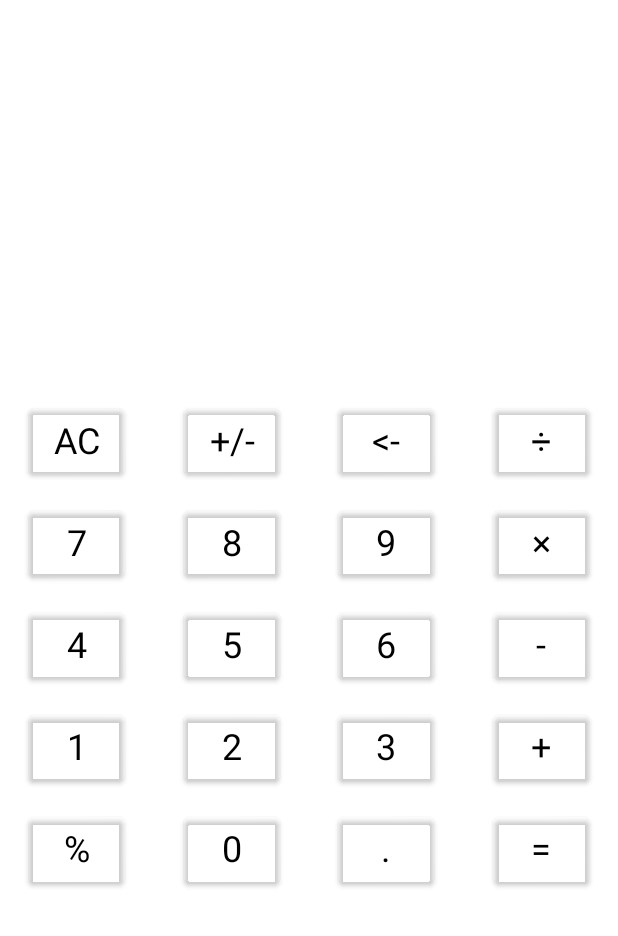
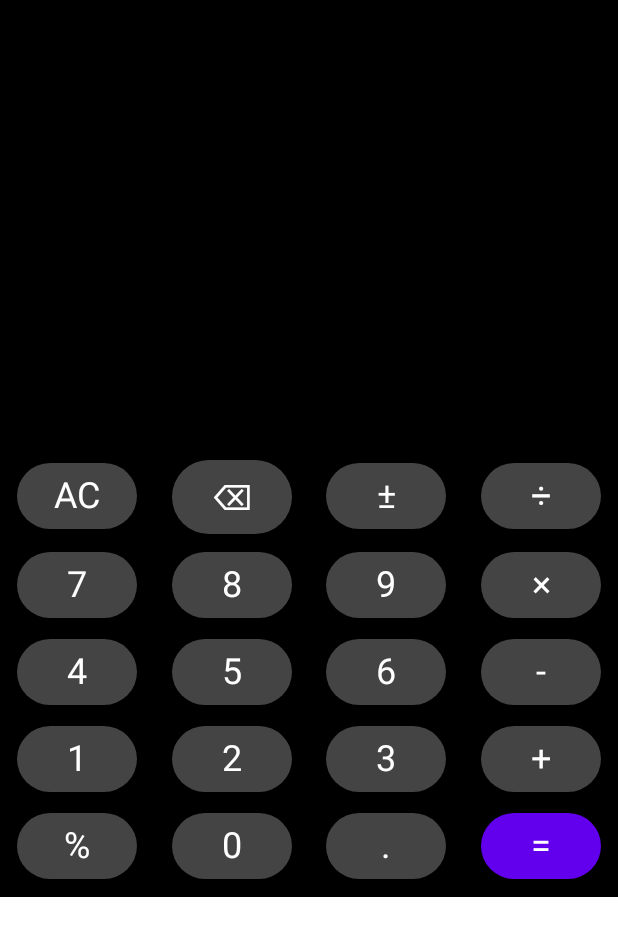
Before and after one commit to EuNemna/Calculator2, an Android app built with Jetpack Compose: the screen it shows after launch (MainActivity), on a phone screen of 412 x 824 dp. Shown: the top 936 px of the screen. Run offline under Robolectric (Android 15) with nearby library versions, the phone set to English and light mode, and no system bars.

Commit message:
design change

```diff
--- a/app/src/main/java/com/example/calculatorv2/MainActivity.kt
+++ b/app/src/main/java/com/example/calculatorv2/MainActivity.kt
@@ -4,6 +4,7 @@ import kotlin.text.*
 import android.os.Bundle
 import androidx.activity.ComponentActivity
 import androidx.activity.compose.setContent
+import androidx.compose.foundation.BorderStroke
 import androidx.compose.ui.Modifier
 import androidx.compose.ui.tooling.preview.Preview
 import androidx.compose.ui.unit.dp
@@ -15,10 +16,14 @@ import androidx.compose.foundation.lazy.LazyColumn
 import androidx.compose.foundation.lazy.items
 import androidx.compose.foundation.background
 import androidx.compose.foundation.layout.*
+import androidx.compose.foundation.shape.CircleShape
 import androidx.compose.runtime.*
 import androidx.compose.runtime.saveable.rememberSaveable
 import androidx.compose.ui.Alignment
 import com.example.calculatorv2.ui.theme.CalculatorV2Theme
+import com.example.calculatorv2.ui.theme.Purple200
+import com.example.calculatorv2.ui.theme.Purple500
+import com.example.calculatorv2.ui.theme.Purple700
 
 class MainActivity : ComponentActivity() {
     override fun onCreate(savedInstanceState: Bundle?) {
@@ -49,16 +54,10 @@ fun Greeting(name: String) {
         modifier = Modifier
             .padding(15.dp)
             .background(color = Color.Transparent),
-        style = MaterialTheme.typography.h3,
+        style = MaterialTheme.typography.h2,
+        color = Color.White
     )
 }
-
-//@Composable
-//fun NameList(name: String, modifier: Modifier = Modifier) {
-//    LazyColumn(modifier = modifier) {
-//        Greeting(name)
-//    }
-//}
 
 fun equation(equation: String): String {
     val replacedValue = equation.replace("×", "*").replace("÷", "/")
@@ -120,6 +119,14 @@ fun delete(equation: String):String {
     return equation
 }
 
+fun checkDuplicate(operator: String): String {
+    if (operator[operator.lastIndex - 1] == operator[operator.lastIndex]) {
+        return operator.dropLast(1)
+    }
+
+    return operator
+}
+
 fun checkIfNegative(equation: String): String {
     if (equation[0] == '-') {
         return equation.removeRange(0, 1)
@@ -148,7 +155,7 @@ fun Counter(count: String, onCountChange: (String) -> Unit) {
         modifier = Modifier
             .fillMaxWidth()
             .background(color = Color.Transparent)
-            .padding(top = 110.dp),
+            .padding(top = 130.dp),
         horizontalAlignment = Alignment.End,
         verticalArrangement = Arrangement.Bottom,
     ) {
@@ -157,36 +164,40 @@ fun Counter(count: String, onCountChange: (String) -> Unit) {
             horizontalArrangement = Arrangement.SpaceAround
         ) {
             Button(onClick = { onCountChange("") },
-                colors = ButtonDefaults.buttonColors(Color.Transparent),
+                colors = ButtonDefaults.buttonColors(Color.DarkGray),
                 modifier = Modifier
-                    .clip(shape = RoundedCornerShape(10.dp))
-                    .padding(10.dp),
+                    .width(80.dp)
+                    .padding(top = 10.dp)
+                ,shape = CircleShape
             ) {
-                Text("AC", style = MaterialTheme.typography.h5)
+                Text("AC", style = MaterialTheme.typography.h5, color = Color.White)
+            }
+            Button(onClick = { onCountChange(delete(count)) },
+                colors = ButtonDefaults.buttonColors(Color.DarkGray),
+                modifier = Modifier
+                    .width(80.dp)
+                    .padding(top = 10.dp)
+                ,shape = CircleShape
+            ) {
+                Text("⌫", style = MaterialTheme.typography.h5, color = Color.White)
             }
             Button(onClick = { onCountChange(checkIfNegative(count)) },
-                colors = ButtonDefaults.buttonColors(Color.Transparent),
+                colors = ButtonDefaults.buttonColors(Color.DarkGray),
                 modifier = Modifier
-                    .clip(shape = RoundedCornerShape(10.dp))
-                    .padding(10.dp),
+                    .width(80.dp)
+                    .padding(top = 10.dp)
+                ,shape = CircleShape
             ) {
-                Text("+/-", style = MaterialTheme.typography.h5)
+                Text("±", style = MaterialTheme.typography.h5, color = Color.White)
             }
-            Button(onClick = { onCountChange(delete(count)) },
-                colors = ButtonDefaults.buttonColors(Color.Transparent),
+            Button(onClick = { onCountChange(checkDuplicate("$count÷")) },
+                colors = ButtonDefaults.buttonColors(Color.DarkGray),
                 modifier = Modifier
-                    .clip(shape = RoundedCornerShape(10.dp))
-                    .padding(10.dp),
+                    .width(80.dp)
+                    .padding(top = 10.dp)
+                ,shape = CircleShape
             ) {
-                Text("<-", style = MaterialTheme.typography.h5)
-            }
-            Button(onClick = { onCountChange("$count÷") },
-                colors = ButtonDefaults.buttonColors(Color.Transparent),
-                modifier = Modifier
-                    .clip(shape = RoundedCornerShape(10.dp))
-                    .padding(10.dp),
-            ) {
-                Text("÷", style = MaterialTheme.typography.h5)
+                Text("÷", style = MaterialTheme.typography.h5, color = Color.White)
             }
         }
         Row(
@@ -194,36 +205,40 @@ fun Counter(count: String, onCountChange: (String) -> Unit) {
             horizontalArrangement = Arrangement.SpaceAround
         ) {
             Button(onClick = { onCountChange(count + "7") },
-                colors = ButtonDefaults.buttonColors(Color.Transparent),
+                colors = ButtonDefaults.buttonColors(Color.DarkGray),
                 modifier = Modifier
-                    .clip(shape = RoundedCornerShape(10.dp))
-                    .padding(10.dp),
+                    .width(80.dp)
+                    .padding(top = 10.dp)
+                ,shape = CircleShape
             ) {
-                Text("7", style = MaterialTheme.typography.h5)
+                Text("7", style = MaterialTheme.typography.h5, color = Color.White)
             }
             Button(onClick = { onCountChange(count + "8") },
-                colors = ButtonDefaults.buttonColors(Color.Transparent),
+                colors = ButtonDefaults.buttonColors(Color.DarkGray),
                 modifier = Modifier
-                    .clip(shape = RoundedCornerShape(10.dp))
-                    .padding(10.dp),
+                    .width(80.dp)
+                    .padding(top = 10.dp)
+                ,shape = CircleShape
             ) {
-                Text("8", style = MaterialTheme.typography.h5)
+                Text("8", style = MaterialTheme.typography.h5, color = Color.White)
             }
             Button(onClick = { onCountChange(count + "9") },
-                colors = ButtonDefaults.buttonColors(Color.Transparent),
+                colors = ButtonDefaults.buttonColors(Color.DarkGray),
                 modifier = Modifier
-                    .clip(shape = RoundedCornerShape(10.dp))
-                    .padding(10.dp),
+                    .width(80.dp)
+                    .padding(top = 10.dp)
+                ,shape = CircleShape
             ) {
-                Text("9", style = MaterialTheme.typography.h5)
+                Text("9", style = MaterialTheme.typography.h5, color = Color.White)
             }
-            Button(onClick = { onCountChange("$count×") },
-                colors = ButtonDefaults.buttonColors(Color.Transparent),
+            Button(onClick = { onCountChange(checkDuplicate("$count×")) },
+                colors = ButtonDefaults.buttonColors(Color.DarkGray),
                 modifier = Modifier
-                    .clip(shape = RoundedCornerShape(10.dp))
-                    .padding(10.dp),
+                    .width(80.dp)
+                    .padding(top = 10.dp)
+                ,shape = CircleShape
             ) {
-                Text("×", style = MaterialTheme.typography.h5)
+                Text("×", style = MaterialTheme.typography.h5, color = Color.White)
             }
         }
         Row(
@@ -231,36 +246,40 @@ fun Counter(count: String, onCountChange: (String) -> Unit) {
             horizontalArrangement = Arrangement.SpaceAround
         ) {
             Button(onClick = { onCountChange(count + "4") },
-                colors = ButtonDefaults.buttonColors(Color.Transparent),
+                colors = ButtonDefaults.buttonColors(Color.DarkGray),
                 modifier = Modifier
-                    .clip(shape = RoundedCornerShape(10.dp))
-                    .padding(10.dp),
+                    .width(80.dp)
+                    .padding(top = 10.dp)
+                ,shape = CircleShape
             ) {
-                Text("4", style = MaterialTheme.typography.h5)
+                Text("4", style = MaterialTheme.typography.h5, color = Color.White)
             }
             Button(onClick = { onCountChange(count + "5") },
-                colors = ButtonDefaults.buttonColors(Color.Transparent),
+                colors = ButtonDefaults.buttonColors(Color.DarkGray),
                 modifier = Modifier
-                    .clip(shape = RoundedCornerShape(10.dp))
-                    .padding(10.dp),
+                    .width(80.dp)
+                    .padding(top = 10.dp)
+                ,shape = CircleShape
             ) {
-                Text("5", style = MaterialTheme.typography.h5)
+                Text("5", style = MaterialTheme.typography.h5, color = Color.White)
             }
             Button(onClick = { onCountChange(count + "6") },
-                colors = ButtonDefaults.buttonColors(Color.Transparent),
+                colors = ButtonDefaults.buttonColors(Color.DarkGray),
                 modifier = Modifier
-                    .clip(shape = RoundedCornerShape(10.dp))
-                    .padding(10.dp),
+                    .width(80.dp)
+                    .padding(top = 10.dp)
+                ,shape = CircleShape
             ) {
-                Text("6", style = MaterialTheme.typography.h5)
+                Text("6", style = MaterialTheme.typography.h5, color = Color.White)
             }
-            Button(onClick = { onCountChange("$count-") },
-                colors = ButtonDefaults.buttonColors(Color.Transparent),
+            Button(onClick = { onCountChange(checkDuplicate("$count-")) },
+                colors = ButtonDefaults.buttonColors(Color.DarkGray),
                 modifier = Modifier
-                    .clip(shape = RoundedCornerShape(10.dp))
-                    .padding(10.dp),
+                    .width(80.dp)
+                    .padding(top = 10.dp)
+                ,shape = CircleShape
             ) {
-                Text("-", style = MaterialTheme.typography.h5)
+                Text("-", style = MaterialTheme.typography.h5, color = Color.White)
             }
         }
         Row(
@@ -268,36 +287,40 @@ fun Counter(count: String, onCountChange: (String) -> Unit) {
             horizontalArrangement = Arrangement.SpaceAround
         ) {
             Button(onClick = { onCountChange(count + "1") },
-                colors = ButtonDefaults.buttonColors(Color.Transparent),
+                colors = ButtonDefaults.buttonColors(Color.DarkGray),
                 modifier = Modifier
-                    .clip(shape = RoundedCornerShape(10.dp))
-                    .padding(10.dp),
+                    .width(80.dp)
+                    .padding(top = 10.dp)
+                ,shape = CircleShape
             ) {
-                Text("1", style = MaterialTheme.typography.h5)
+                Text("1", style = MaterialTheme.typography.h5, color = Color.White)
             }
             Button(onClick = { onCountChange(count + "2") },
-                colors = ButtonDefaults.buttonColors(Color.Transparent),
+                colors = ButtonDefaults.buttonColors(Color.DarkGray),
                 modifier = Modifier
-                    .clip(shape = RoundedCornerShape(10.dp))
-                    .padding(10.dp),
+                    .width(80.dp)
+                    .padding(top = 10.dp)
+                ,shape = CircleShape
             ) {
-                Text("2", style = MaterialTheme.typography.h5)
+                Text("2", style = MaterialTheme.typography.h5, color = Color.White)
             }
             Button(onClick = { onCountChange(count + "3") },
-                colors = ButtonDefaults.buttonColors(Color.Transparent),
+                colors = ButtonDefaults.buttonColors(Color.DarkGray),
                 modifier = Modifier
-                    .clip(shape = RoundedCornerShape(10.dp))
-                    .padding(10.dp),
+                    .width(80.dp)
+                    .padding(top = 10.dp)
+                ,shape = CircleShape
             ) {
-                Text("3", style = MaterialTheme.typography.h5)
+                Text("3", style = MaterialTheme.typography.h5, color = Color.White)
             }
-            Button(onClick = { onCountChange("$count+") },
-                colors = ButtonDefaults.buttonColors(Color.Transparent),
+            Button(onClick = { onCountChange(checkDuplicate("$count+")) },
+                colors = ButtonDefaults.buttonColors(Color.DarkGray),
                 modifier = Modifier
-                    .clip(shape = RoundedCornerShape(10.dp))
-                    .padding(10.dp),
+                    .width(80.dp)
+                    .padding(top = 10.dp)
+                ,shape = CircleShape
             ) {
-                Text("+", style = MaterialTheme.typography.h5)
+                Text("+", style = MaterialTheme.typography.h5, color = Color.White)
             }
         }
         Row(
@@ -305,36 +328,40 @@ fun Counter(count: String, onCountChange: (String) -> Unit) {
             horizontalArrangement = Arrangement.SpaceAround
         ) {
             Button(onClick = { onCountChange("0.$count") },
-                colors = ButtonDefaults.buttonColors(Color.Transparent),
+                colors = ButtonDefaults.buttonColors(Color.DarkGray),
                 modifier = Modifier
-                    .clip(shape = RoundedCornerShape(10.dp))
-                    .padding(10.dp),
+                    .width(80.dp)
+                    .padding(top = 10.dp)
+                ,shape = CircleShape
             ) {
-                Text("%", style = MaterialTheme.typography.h5)
+                Text("%", style = MaterialTheme.typography.h5, color = Color.White)
             }
             Button(onClick = { onCountChange(count + "0") },
-                colors = ButtonDefaults.buttonColors(Color.Transparent),
+                colors = ButtonDefaults.buttonColors(Color.DarkGray),
                 modifier = Modifier
-                    .clip(shape = RoundedCornerShape(10.dp))
-                    .padding(10.dp),
+                    .width(80.dp)
+                    .padding(top = 10.dp)
+                ,shape = CircleShape
             ) {
-                Text("0", style = MaterialTheme.typography.h5)
+                Text("0", style = MaterialTheme.typography.h5, color = Color.White)
             }
-            Button(onClick = { onCountChange("$count.") },
-                colors = ButtonDefaults.buttonColors(Color.Transparent),
+            Button(onClick = { onCountChange(checkDuplicate("$count.")) },
+                colors = ButtonDefaults.buttonColors(Color.DarkGray),
                 modifier = Modifier
-                    .clip(shape = RoundedCornerShape(10.dp))
-                    .padding(10.dp),
+                    .width(80.dp)
+                    .padding(top = 10.dp)
+                ,shape = CircleShape
             ) {
-                Text(".", style = MaterialTheme.typography.h5)
+                Text(".", style = MaterialTheme.typography.h5, color = Color.White)
             }
             Button(onClick = { onCountChange(equation(count)) },
-                colors = ButtonDefaults.buttonColors(Color.Transparent),
+                colors = ButtonDefaults.buttonColors(Purple500),
                 modifier = Modifier
-                    .clip(shape = RoundedCornerShape(10.dp))
-                    .padding(10.dp),
+                    .width(80.dp)
+                    .padding(top = 10.dp, bottom = 10.dp)
+                ,shape = CircleShape
             ) {
-                Text("=", style = MaterialTheme.typography.h5)
+                Text("=", style = MaterialTheme.typography.h5, color = Color.White)
             }
         }
     }
@@ -343,7 +370,7 @@ fun Counter(count: String, onCountChange: (String) -> Unit) {
 @Composable
 fun MyApp(content: @Composable () -> Unit) {
     CalculatorV2Theme {
-        Surface(color = Color.White) {
+        Surface(color = Color.Black) {
             content()
         }
     }
```
